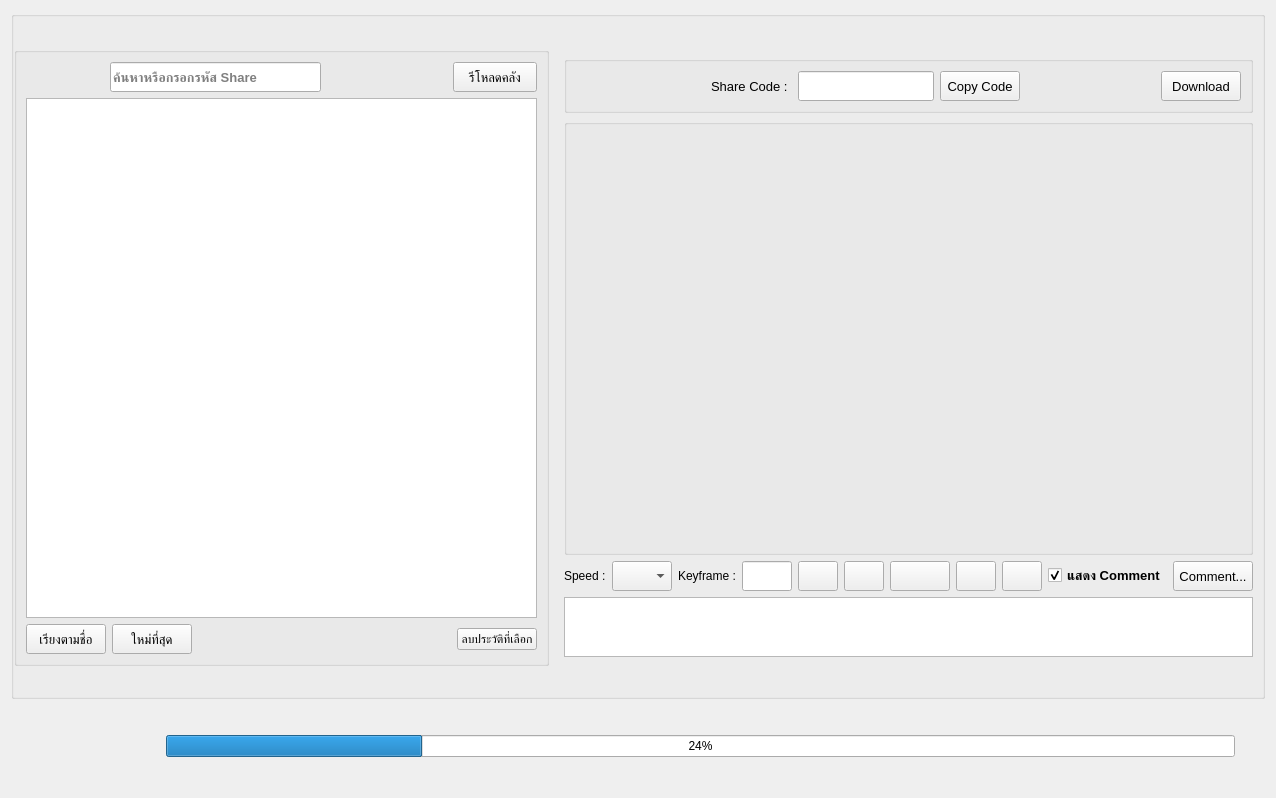
The window that interface/UkoreShotPage.ui (tonmaiart/UkoreShot) describes before a commit, drawn with Qt 5.
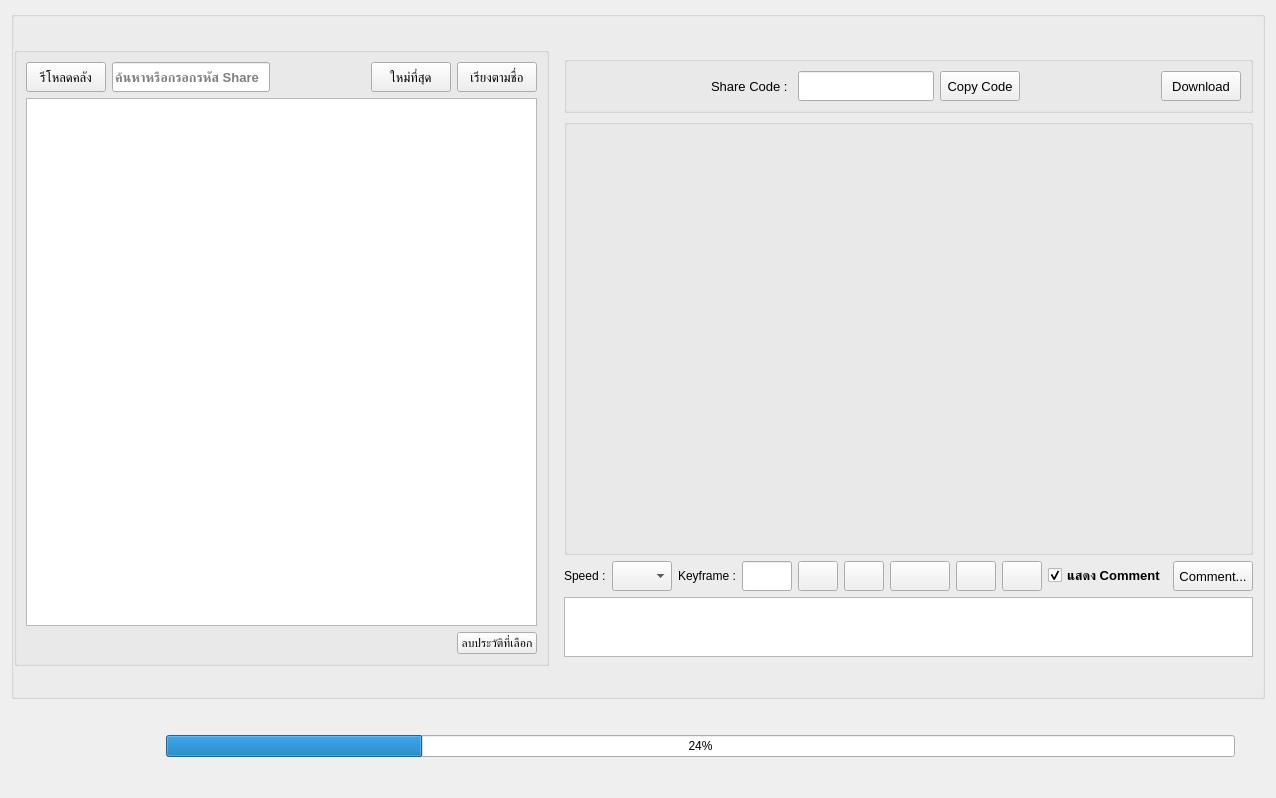
The same window after the commit.

Commit message: Auto-untrack gitignored files before sync

Diff of the .ui file:
```diff
--- a/interface/UkoreShotPage.ui
+++ b/interface/UkoreShotPage.ui
@@ -363,42 +363,6 @@
         <layout class="QGridLayout" name="gridLayout_3">
          <item row="4" column="0">
           <layout class="QHBoxLayout" name="horizontalLayout_3">
-           <item>
-            <widget class="QPushButton" name="pushButton_sort_ascending">
-             <property name="minimumSize">
-              <size>
-               <width>0</width>
-               <height>30</height>
-              </size>
-             </property>
-             <property name="font">
-              <font>
-               <pointsize>10</pointsize>
-              </font>
-             </property>
-             <property name="text">
-              <string>เรียงตามชื่อ</string>
-             </property>
-            </widget>
-           </item>
-           <item>
-            <widget class="QPushButton" name="pushButton_sort_newest">
-             <property name="minimumSize">
-              <size>
-               <width>0</width>
-               <height>30</height>
-              </size>
-             </property>
-             <property name="font">
-              <font>
-               <pointsize>10</pointsize>
-              </font>
-             </property>
-             <property name="text">
-              <string>ใหม่ที่สุด</string>
-             </property>
-            </widget>
-           </item>
            <item>
             <spacer name="horizontalSpacer">
              <property name="orientation">
@@ -442,19 +406,24 @@
           </widget>
          </item>
          <item row="0" column="0">
-          <layout class="QHBoxLayout" name="horizontalLayout_2" stretch="2,5,3,2">
+          <layout class="QHBoxLayout" name="horizontalLayout_2" stretch="0,5,3,0,0">
            <item>
-            <spacer name="horizontalSpacer_2">
-             <property name="orientation">
-              <enum>Qt::Horizontal</enum>
-             </property>
-             <property name="sizeHint" stdset="0">
+            <widget class="QPushButton" name="pushButton_reload">
+             <property name="minimumSize">
               <size>
-               <width>40</width>
-               <height>20</height>
+               <width>0</width>
+               <height>30</height>
               </size>
              </property>
-            </spacer>
+             <property name="font">
+              <font>
+               <pointsize>10</pointsize>
+              </font>
+             </property>
+             <property name="text">
+              <string>รีโหลดคลัง</string>
+             </property>
+            </widget>
            </item>
            <item>
             <widget class="QLineEdit" name="lineEdit_search_bar">
@@ -493,7 +462,7 @@
             </spacer>
            </item>
            <item>
-            <widget class="QPushButton" name="pushButton_reload">
+            <widget class="QPushButton" name="pushButton_sort_newest">
              <property name="minimumSize">
               <size>
                <width>0</width>
@@ -506,7 +475,25 @@
               </font>
              </property>
              <property name="text">
-              <string>รีโหลดคลัง</string>
+              <string>ใหม่ที่สุด</string>
+             </property>
+            </widget>
+           </item>
+           <item>
+            <widget class="QPushButton" name="pushButton_sort_ascending">
+             <property name="minimumSize">
+              <size>
+               <width>0</width>
+               <height>30</height>
+              </size>
+             </property>
+             <property name="font">
+              <font>
+               <pointsize>10</pointsize>
+              </font>
+             </property>
+             <property name="text">
+              <string>เรียงตามชื่อ</string>
              </property>
             </widget>
            </item>
```
